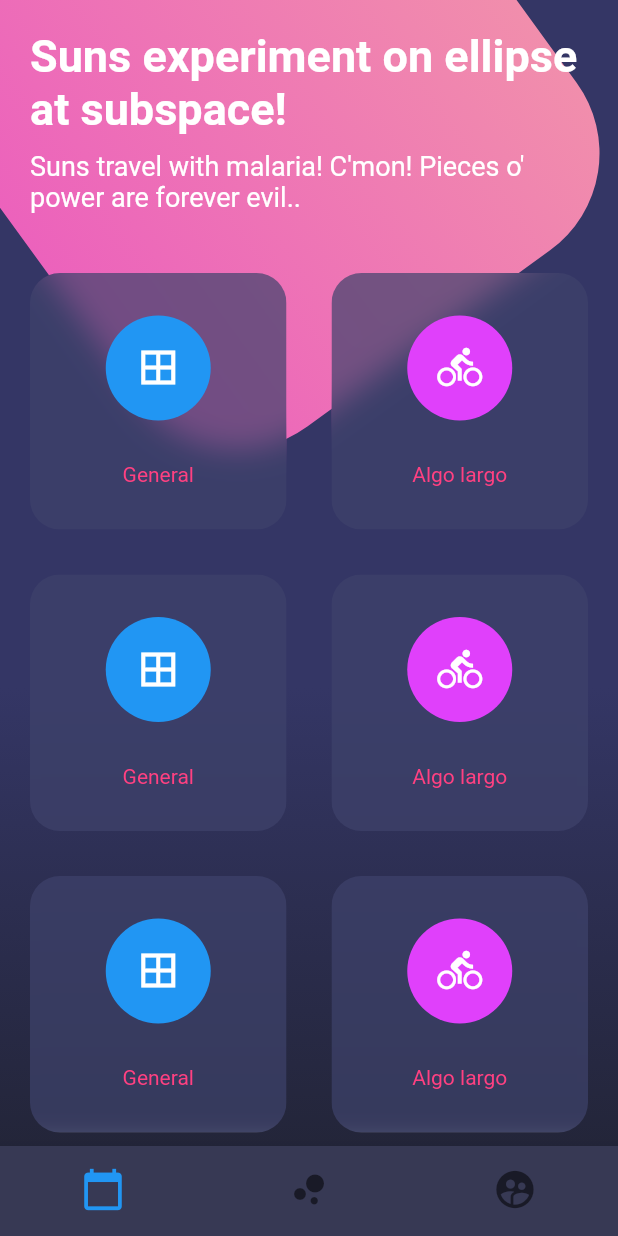
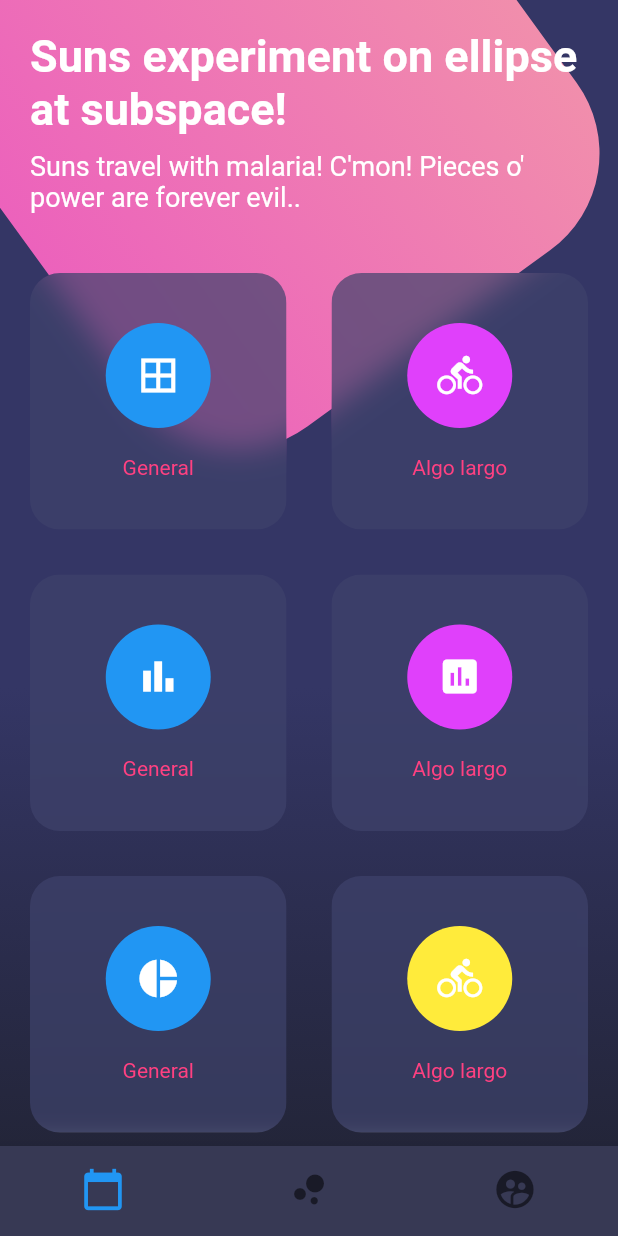
Before and after one commit to DannyStrelok/Flutter_dise-os, a Flutter app: the screen it shows after launch, on a phone screen of 412 x 824 dp. Run offline on Flutter 3.47's test engine with Material 2 defaults, Android fonts, the phone set to English and light mode, and no system bars; our stand-ins replace convex_bottom_bar, fl_chart, syncfusion_flutter_charts.

Commit message:
Proyecto ejemplo terminado

```diff
--- a/lib/src/pages/grid_page.dart
+++ b/lib/src/pages/grid_page.dart
@@ -16,8 +16,8 @@ class GridPage extends StatelessWidget {
             child: Column(
               children: [
                 _titulos(),
-                //_botonesRedondeadosTabla(), //MAL METODO
-                _gridBotones()
+                //_botonesRedondeadosTabla(context), //MAL METODO
+                _gridBotones(context)
                 // _cardsToChart(context)
               ],
             ),
@@ -97,26 +97,36 @@ class GridPage extends StatelessWidget {
           canvasColor: Color.fromRGBO(55, 57, 84, 1.0),
           primaryColor: Colors.pinkAccent,
           textTheme: Theme.of(context).textTheme.copyWith(
-          caption: TextStyle(color: Color.fromRGBO(116, 117, 152, 1.0))
-        )
-      ),
+              caption: TextStyle(color: Color.fromRGBO(116, 117, 152, 1.0)))),
       child: BottomNavigationBar(
         showUnselectedLabels: false,
         showSelectedLabels: false,
         items: [
-          BottomNavigationBarItem(icon: Icon(Icons.calendar_today, size: 30,), label: ""),
-          BottomNavigationBarItem(icon: Icon(Icons.bubble_chart, size: 30,), label: ""),
-          BottomNavigationBarItem(icon: Icon(Icons.supervised_user_circle, size: 30,), label: ""),
+          BottomNavigationBarItem(
+              icon: Icon(
+                Icons.calendar_today,
+                size: 30,
+              ),
+              label: ""),
+          BottomNavigationBarItem(
+              icon: Icon(
+                Icons.bubble_chart,
+                size: 30,
+              ),
+              label: ""),
+          BottomNavigationBarItem(
+              icon: Icon(
+                Icons.supervised_user_circle,
+                size: 30,
+              ),
+              label: ""),
         ],
       ),
     );
   }
 
-
   Widget _cardsToChart(BuildContext context) {
-
     return Container(
-
         padding: EdgeInsets.all(20),
         child: Column(
           children: [
@@ -128,7 +138,7 @@ class GridPage extends StatelessWidget {
                 subtitle: Text('25/11/2020'),
                 trailing: Icon(Icons.chevron_right),
                 onTap: () {
-                Navigator.pushNamed(context, "chart" );
+                  Navigator.pushNamed(context, "chart");
                 },
               ),
             ),
@@ -162,54 +172,55 @@ class GridPage extends StatelessWidget {
                 onTap: () {},
               ),
             ),
-
           ],
-      )
-    );
-
-
+        ));
   }
 
-  Widget _botonesRedondeadosTabla() {
-
+  Widget _botonesRedondeadosTabla(BuildContext context) {
     return Table(
       children: [
-        TableRow(
-          children: [
-            _crearBotonRedondeado(Colors.blue, Icons.border_all, 'General'),
-            _crearBotonRedondeado(Colors.purpleAccent, Icons.directions_bike, 'Algo largo'),
-          ]
-        ),
-        TableRow(
-            children: [
-              _crearBotonRedondeado(Colors.blue, Icons.border_all, 'General'),
-              _crearBotonRedondeado(Colors.purpleAccent, Icons.directions_bike, 'Algo largo'),
-            ]
-        ),
-        TableRow(
-            children: [
-              _crearBotonRedondeado(Colors.blue, Icons.border_all, 'General'),
-              _crearBotonRedondeado(Colors.purpleAccent, Icons.directions_bike, 'Algo largo'),
-            ]
-        ),
-        TableRow(
-            children: [
-              _crearBotonRedondeado(Colors.blue, Icons.border_all, 'General'),
-              _crearBotonRedondeado(Colors.purpleAccent, Icons.directions_bike, 'Algo largo'),
-            ]
-        ),
+        TableRow(children: [
+          _crearBotonRedondeado(
+              context, Colors.blue, Icons.border_all, 'General'),
+          _crearBotonRedondeado(context, Colors.purpleAccent,
+              Icons.directions_bike, 'Algo largo'),
+        ]),
+        TableRow(children: [
+          _crearBotonRedondeado(
+              context, Colors.blue, Icons.border_all, 'General'),
+          _crearBotonRedondeado(context, Colors.purpleAccent,
+              Icons.directions_bike, 'Algo largo'),
+        ]),
+        TableRow(children: [
+          _crearBotonRedondeado(
+              context, Colors.blue, Icons.border_all, 'General'),
+          _crearBotonRedondeado(context, Colors.purpleAccent,
+              Icons.directions_bike, 'Algo largo'),
+        ]),
+        TableRow(children: [
+          _crearBotonRedondeado(
+              context, Colors.blue, Icons.border_all, 'General'),
+          _crearBotonRedondeado(context, Colors.purpleAccent,
+              Icons.directions_bike, 'Algo largo'),
+        ]),
       ],
     );
   }
 
-  Widget _crearBotonRedondeado(Color color, IconData icon, String text) {
-    return ClipRRect(
+  Widget _crearBotonRedondeado(
+      BuildContext context, Color color, IconData icon, String text) {
+    return GestureDetector(
+      onTap: () {
+        Navigator.pushNamed(context, "chart");
+      },
+      child: ClipRRect(
         borderRadius: BorderRadius.circular(20.0),
         child: BackdropFilter(
           filter: ImageFilter.blur(sigmaX: 10.0, sigmaY: 10.0),
           child: Container(
             height: 180.0,
             //margin: EdgeInsets.all(15.0),
+            padding: EdgeInsets.all(15.0),
             decoration: BoxDecoration(
               color: Color.fromRGBO(62, 66, 107, 0.7),
             ),
@@ -219,17 +230,26 @@ class GridPage extends StatelessWidget {
                 CircleAvatar(
                   backgroundColor: color,
                   radius: 35.0,
-                child: Icon(icon, color: Colors.white, size: 30.0,),
+                  child: Icon(
+                    icon,
+                    color: Colors.white,
+                    size: 30.0,
                   ),
-              Text(text, style: TextStyle(color: Colors.pinkAccent),)
+                ),
+                Text(
+                  text,
+                  style: TextStyle(color: Colors.pinkAccent,),
+                  textAlign: TextAlign.center,
+                )
               ],
+            ),
           ),
         ),
       ),
     );
   }
 
-  Widget _gridBotones() {
+  Widget _gridBotones(BuildContext context) {
     return GridView.count(
       shrinkWrap: true,
       crossAxisCount: 2,
@@ -238,16 +258,19 @@ class GridPage extends StatelessWidget {
       padding: EdgeInsets.all(20.0),
       primary: false,
       children: [
-        _crearBotonRedondeado(Colors.blue, Icons.border_all, 'General'),
-        _crearBotonRedondeado(Colors.purpleAccent, Icons.directions_bike, 'Algo largo'),
-        _crearBotonRedondeado(Colors.blue, Icons.border_all, 'General'),
-        _crearBotonRedondeado(Colors.purpleAccent, Icons.directions_bike, 'Algo largo'),
-        _crearBotonRedondeado(Colors.blue, Icons.border_all, 'General'),
-        _crearBotonRedondeado(Colors.purpleAccent, Icons.directions_bike, 'Algo largo'),
-        _crearBotonRedondeado(Colors.blue, Icons.border_all, 'General'),
+        _crearBotonRedondeado(
+            context, Colors.blue, Icons.border_all, 'General'),
+        _crearBotonRedondeado(
+            context, Colors.purpleAccent, Icons.directions_bike, 'Algo largo'),
+        _crearBotonRedondeado(context, Colors.blue, Icons.bar_chart, 'General'),
+        _crearBotonRedondeado(
+            context, Colors.purpleAccent, Icons.insert_chart, 'Algo largo'),
+        _crearBotonRedondeado(context, Colors.blue, Icons.pie_chart, 'General'),
+        _crearBotonRedondeado(
+            context, Colors.yellow, Icons.directions_bike, 'Algo largo'),
+        _crearBotonRedondeado(
+            context, Colors.greenAccent, Icons.border_all, 'To some, a yogi is an ascension for discovering.'),
       ],
     );
   }
-
-
 }
```
Lines whose indentation alone changed are shown as unchanged.
